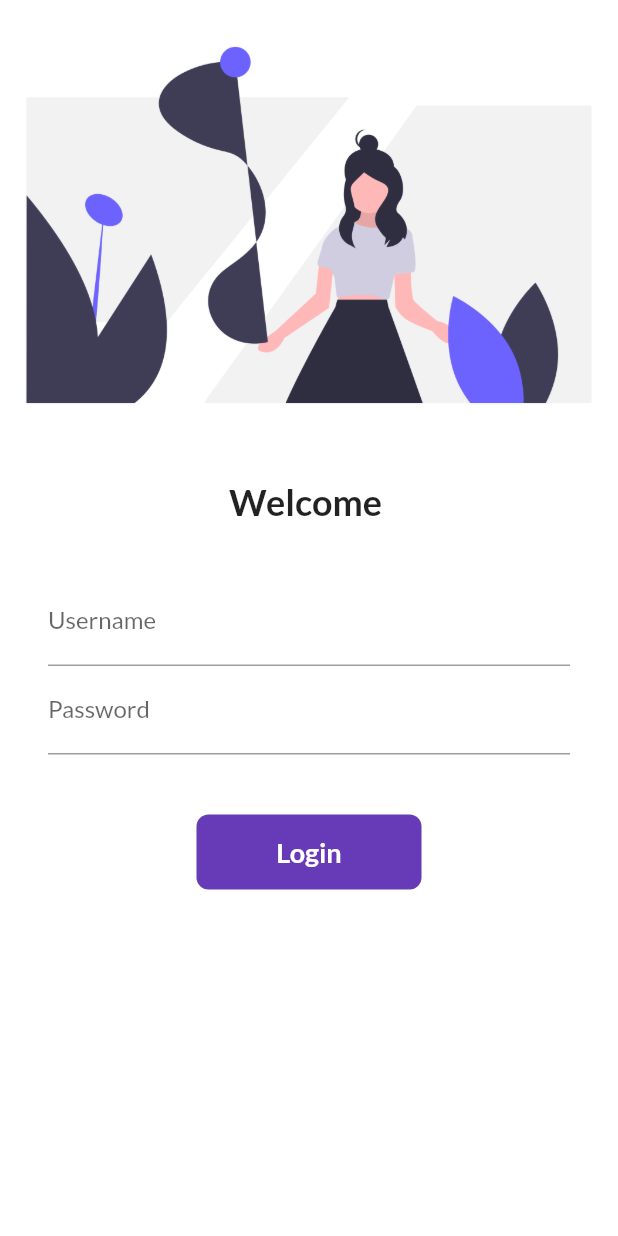
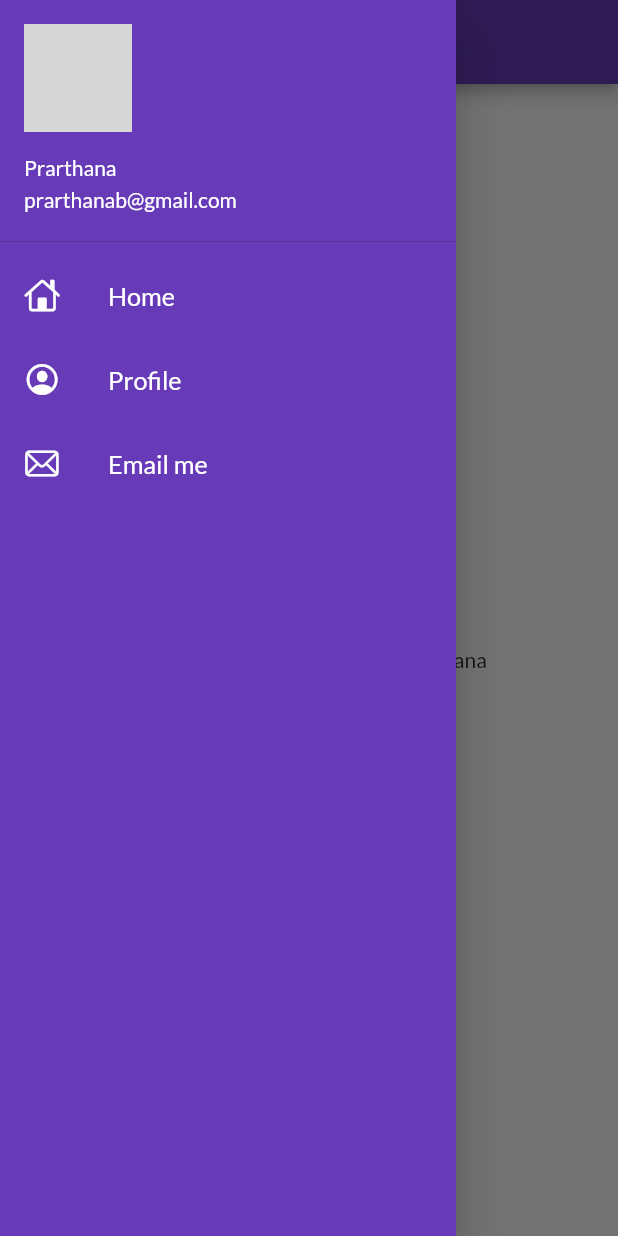
Before and after one commit to PrarthanaBhatt/30DaysOfFlutter, a Flutter app: the screen it shows after launch, with the side drawer open (before the commit the screen has no drawer), on a phone screen of 412 x 824 dp. Run offline on Flutter 3.47's test engine with Material 2 defaults, Android fonts, the phone set to English and light mode, and no system bars; our stand-ins replace google_fonts; network calls fail; grey boxes are pictures that could not be loaded.

Commit message:
day9 Material Drawer | DevTools | ListView | NetworkImage

```diff
--- a/lib/main.dart
+++ b/lib/main.dart
@@ -24,7 +24,7 @@ class MyApp extends StatelessWidget {
       darkTheme: ThemeData(
         brightness: Brightness.dark,
       ),
-      initialRoute: "/",
+      initialRoute:MyRoutes.homeRoute,
       routes: {
         "/": (context) => LoginPage(),
         MyRoutes.homeRoute: (context) => HomePage(),
--- a/lib/pages/home_page.dart
+++ b/lib/pages/home_page.dart
@@ -1,4 +1,5 @@
 import 'package:flutter/material.dart';
+import 'package:flutter_catalog/widgets/drawer.dart';
 
 class HomePage extends StatelessWidget {
   final int days = 5;
@@ -16,7 +17,7 @@ class HomePage extends StatelessWidget {
           child: Text("Welcome to $days days of flutter $name"),
         ),
       ),
-      drawer: Drawer(),
+      drawer: MyDrawer(),
     );
   }
 }
--- /dev/null
+++ b/lib/widgets/drawer.dart
@@ -0,0 +1,76 @@
+import 'package:flutter/material.dart';
+import 'package:flutter/cupertino.dart';
+
+class MyDrawer extends StatelessWidget {
+  const MyDrawer({Key? key}) : super(key: key);
+
+  @override
+  Widget build(BuildContext context) {
+    // final imageUrl = "https://www.shutterstock.com/image-illustration/color-portrait-cute-cartoon-girl-profile-1793950984";
+  final imageUrl =
+     "https://avatars.githubusercontent.com/u/12619420?s=460&u=26db98cbde1dd34c7c67b85c240505a436b2c36d&v=4";
+    return Drawer(
+      child: Container(
+        color: Colors.deepPurple,
+        child: ListView(
+          padding: EdgeInsets.zero,
+          children: [
+            DrawerHeader(
+              decoration: BoxDecoration(color: Colors.deepPurple),
+              padding: EdgeInsets.zero,
+              child: UserAccountsDrawerHeader(
+                margin: EdgeInsets.zero,
+                decoration: BoxDecoration(),
+                accountName:  Text("Prarthana"),
+                accountEmail: Text("prarthanab@gmail.com"),
+                currentAccountPicture: CircleAvatar(
+                  backgroundImage: NetworkImage(imageUrl),
+                  ),
+              )),
+              ListTile(
+                leading: const Icon(
+                  CupertinoIcons.home,
+                  color: Colors.white,
+                ),
+                title: Text(
+                  "Home",
+                  textScaleFactor: 1.2,
+                  style: TextStyle(
+                    color: Colors.white
+                  ),
+                ),
+              ),
+
+               ListTile(
+                leading: const Icon(
+                  CupertinoIcons.profile_circled,
+                  color: Colors.white,
+                ),
+                title: Text(
+                  "Profile",
+                  textScaleFactor: 1.2,
+                  style: TextStyle(
+                    color: Colors.white
+                  ),
+                ),
+              ),
+
+              ListTile(
+                leading: const Icon(
+                  CupertinoIcons.mail,
+                  color: Colors.white,
+                ),
+                title: Text(
+                  "Email me",
+                  textScaleFactor: 1.2,
+                  style: TextStyle(
+                    color: Colors.white
+                  ),
+                ),
+              )
+          ],
+        ),
+      ) ,
+    );
+  }
+}
```
